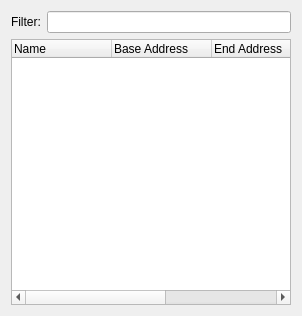
Qt form src/moduleswidget.ui (RudjiGames/MTuner) before a commit.
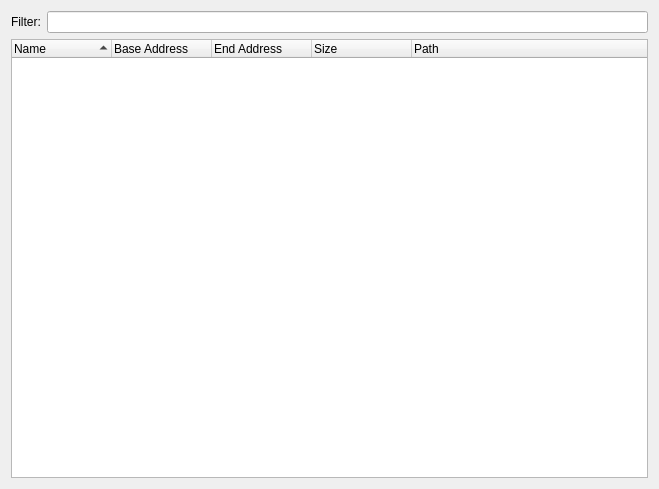
The same form after that commit.

Commit message: Enable sorting on modules widget

The edit to the form file:
```diff
--- a/src/moduleswidget.ui
+++ b/src/moduleswidget.ui
@@ -6,8 +6,8 @@
    <rect>
     <x>0</x>
     <y>0</y>
-    <width>302</width>
-    <height>316</height>
+    <width>659</width>
+    <height>489</height>
    </rect>
   </property>
   <property name="windowTitle">
@@ -46,6 +46,9 @@
      <property name="selectionMode">
       <enum>QAbstractItemView::SingleSelection</enum>
      </property>
+     <property name="sortingEnabled">
+      <bool>true</bool>
+     </property>
      <property name="columnCount">
       <number>5</number>
      </property>
```
